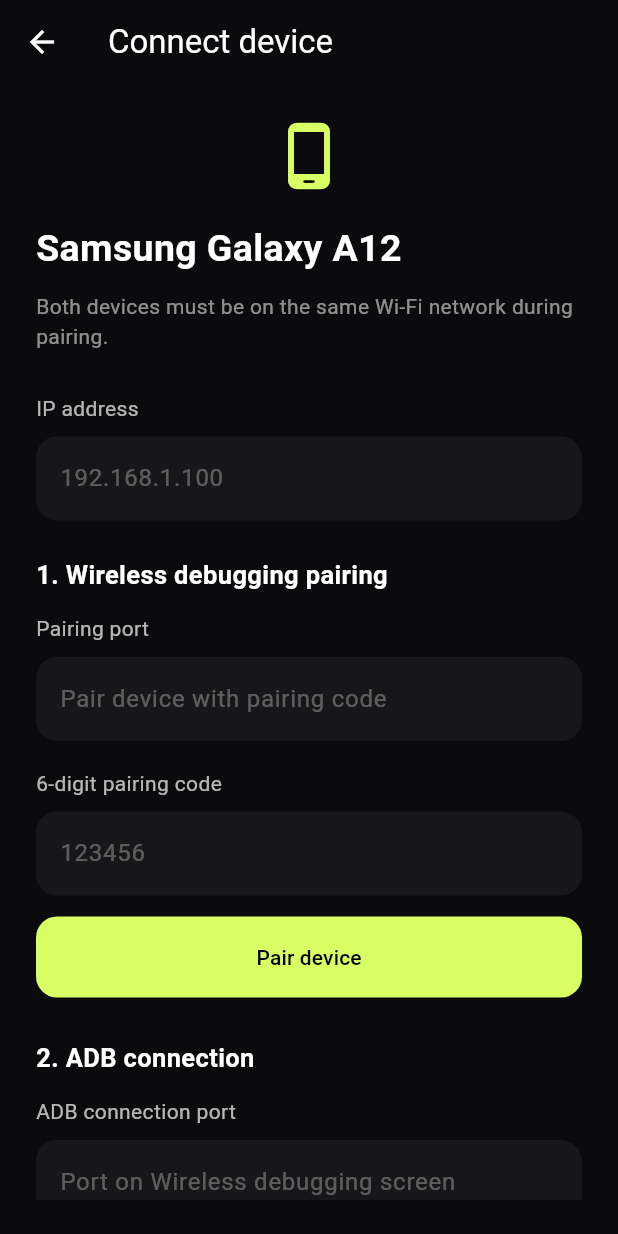
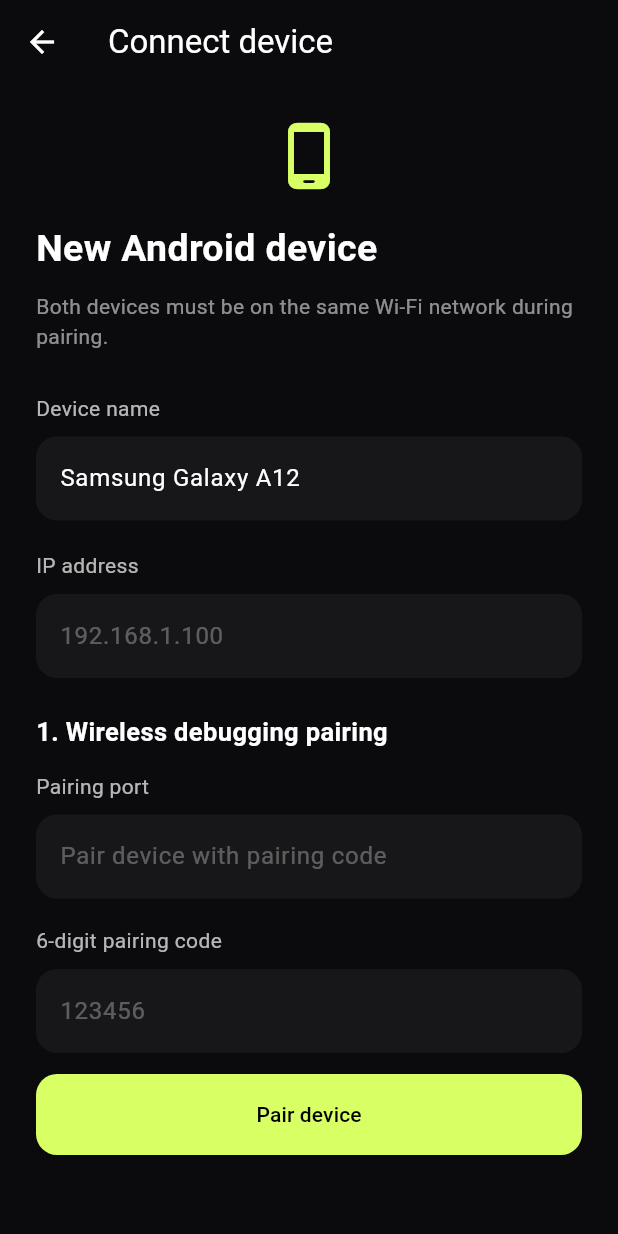
Before and after one commit to ibrahimmutalip3/Alex-Remote-, a Flutter app: the ConnectScreen screen opened directly, on a phone screen of 412 x 824 dp. Run offline on Flutter 3.47's test engine with Material 3 defaults, Android fonts, the phone set to English and light mode, and no system bars; our stand-ins replace flutter_secure_storage; missing offline and left inert: cryptography, flutter_adb; accounts and stored records are empty.

Commit message:
Add device name input and refine connection logic
Updated ConnectScreen to include device name input and improved connection handling.

```diff
--- a/lib/screens/connect_screen.dart
+++ b/lib/screens/connect_screen.dart
@@ -1,6 +1,10 @@
+
+import 'package:flutter/material.dart';
+
+import '../models/saved_device.dart';
+import '../services/remote_device_service.dart';
+import '../services/saved_device_store.dart';
 import 'remote_control_screen.dart';
-import 'package:flutter/material.dart';
-import '../services/remote_device_service.dart';
 
 class ConnectScreen extends StatefulWidget {
   const ConnectScreen({super.key});
@@ -10,12 +14,14 @@ class ConnectScreen extends StatefulWidget {
 }
 
 class _ConnectScreenState extends State<ConnectScreen> {
+  final name = TextEditingController(text: 'Samsung Galaxy A12');
   final address = TextEditingController();
   final pairingPort = TextEditingController();
   final pairingCode = TextEditingController();
   final connectPort = TextEditingController();
 
   final device = RemoteDeviceService();
+  final store = SavedDeviceStore();
 
   bool busy = false;
   bool paired = false;
@@ -24,6 +30,7 @@ class _ConnectScreenState extends State<ConnectScreen> {
 
   @override
   void dispose() {
+    name.dispose();
     address.dispose();
     pairingPort.dispose();
     pairingCode.dispose();
@@ -60,6 +67,7 @@ class _ConnectScreenState extends State<ConnectScreen> {
       );
 
       if (!mounted) return;
+
       setState(() {
         paired = result;
         status = result
@@ -77,9 +85,10 @@ class _ConnectScreenState extends State<ConnectScreen> {
   Future<void> connectDevice() async {
     final host = address.text.trim();
     final port = readPort(connectPort);
+    final deviceName = name.text.trim();
 
-    if (host.isEmpty || port == null) {
-      setState(() => status = 'Enter a valid IP and ADB port.');
+    if (deviceName.isEmpty || host.isEmpty || port == null) {
+      setState(() => status = 'Enter device name, IP and valid ADB port.');
       return;
     }
 
@@ -91,25 +100,45 @@ class _ConnectScreenState extends State<ConnectScreen> {
     try {
       final result = await device.connect(host: host, port: port);
 
+      if (!result) {
         if (!mounted) return;
         setState(() {
-        connected = result;
-        status = result
-            ? 'Connected to Android.'
-            : 'Connection failed. Check the ADB port.';
+          connected = false;
+          status = 'Connection failed. Check the ADB port.';
         });
-      if (result && mounted) {
+        return;
+      }
+
+      final savedDevice = SavedDevice(
+        id: '$host:$port',
+        name: deviceName,
+        host: host,
+        port: port,
+      );
+
+      await store.addOrUpdate(savedDevice);
+
+      if (!mounted) {
+        await device.disconnect();
+        return;
+      }
+
+      setState(() {
+        connected = true;
+        status = 'Connected and saved.';
+      });
+
       Navigator.pushReplacement(
         context,
         MaterialPageRoute(
           builder: (_) => RemoteControlScreen(
             device: device,
-              deviceName: 'Android device',
+            deviceName: deviceName,
           ),
         ),
       );
-      }
     } catch (e) {
+      await device.disconnect();
       if (!mounted) return;
       setState(() => status = 'Connection error: $e');
     } finally {
@@ -192,7 +221,7 @@ class _ConnectScreenState extends State<ConnectScreen> {
             ),
             const SizedBox(height: 20),
             const Text(
-              'Samsung Galaxy A12',
+              'New Android device',
               style: TextStyle(fontSize: 25, fontWeight: FontWeight.bold),
             ),
             const SizedBox(height: 10),
@@ -201,6 +230,12 @@ class _ConnectScreenState extends State<ConnectScreen> {
               style: TextStyle(color: Colors.white54),
             ),
             const SizedBox(height: 28),
+            input(
+              label: 'Device name',
+              hint: 'My Android',
+              controller: name,
+            ),
+            const SizedBox(height: 20),
             input(
               label: 'IP address',
               hint: '192.168.1.100',
@@ -227,7 +262,10 @@ class _ConnectScreenState extends State<ConnectScreen> {
               type: TextInputType.number,
             ),
             const SizedBox(height: 14),
-            action(busy ? 'Please wait...' : 'Pair device', pairDevice),
+            action(
+              busy ? 'Please wait...' : 'Pair device',
+              pairDevice,
+            ),
             const SizedBox(height: 28),
             const Text(
               '2. ADB connection',
@@ -241,7 +279,10 @@ class _ConnectScreenState extends State<ConnectScreen> {
               type: TextInputType.number,
             ),
             const SizedBox(height: 14),
-            action(busy ? 'Please wait...' : 'Connect', connectDevice),
+            action(
+              busy ? 'Please wait...' : 'Connect and save',
+              connectDevice,
+            ),
             if (connected) ...[
               const SizedBox(height: 12),
               OutlinedButton(
```
Lines whose indentation alone changed are shown as unchanged.
